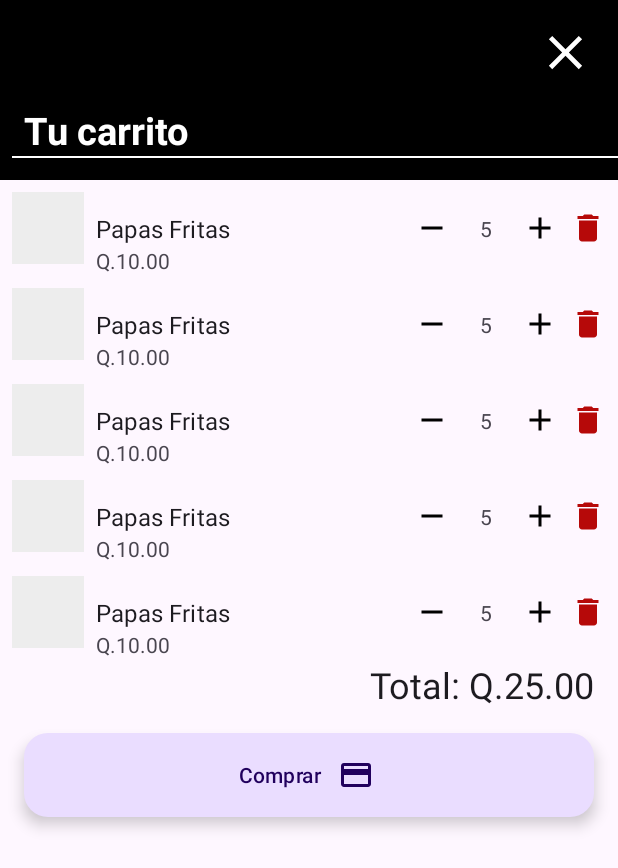
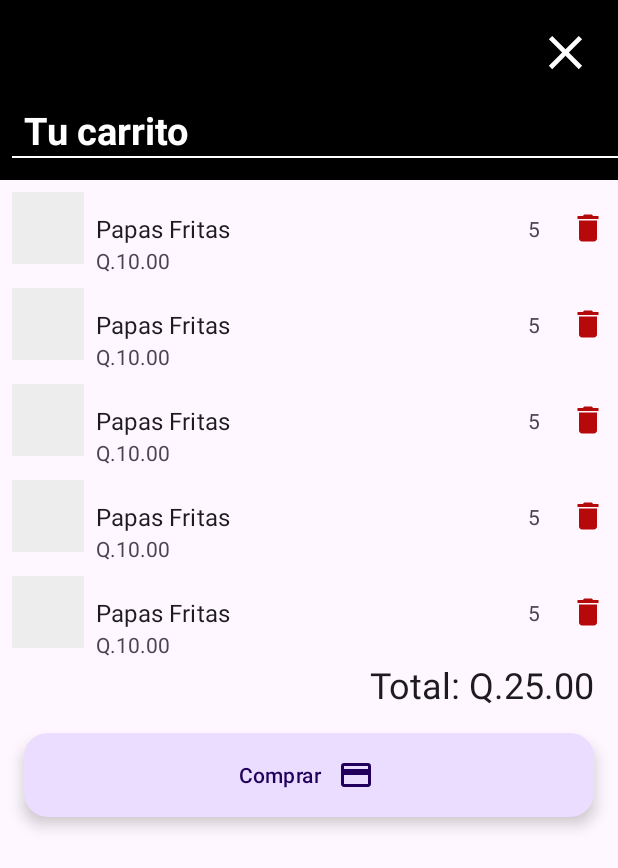
Before and after one commit to Os-devAi/Dining-App-M1, an Android app: the layout activity_cart.xml on its own in the app's theme, with its tools: preview values and no code run, on a phone screen of 412 x 824 dp. Shown: the top 868 px of the screen. Run offline under Robolectric (Android 15) with nearby library versions, the phone set to English and light mode, and no system bars.

Commit message:
To Fix Cart

```diff
--- a/app/src/main/res/layout/item_product_cart.xml
+++ b/app/src/main/res/layout/item_product_cart.xml
@@ -4,17 +4,6 @@
     xmlns:tools="http://schemas.android.com/tools"
     android:layout_width="match_parent"
     android:layout_height="?attr/listPreferredItemHeight">
-
-    <ImageButton
-        android:id="@+id/ibSum"
-        android:layout_width="wrap_content"
-        android:layout_height="wrap_content"
-        android:layout_marginEnd="8dp"
-        android:background="?attr/selectableItemBackground"
-        android:src="@drawable/bc_add"
-        app:layout_constraintBottom_toBottomOf="parent"
-        app:layout_constraintEnd_toStartOf="@id/ibDelete"
-        app:layout_constraintTop_toTopOf="parent" />
 
     <com.google.android.material.textview.MaterialTextView
         android:id="@+id/tvQuantity"
@@ -23,19 +12,9 @@
         android:ems="3"
         android:textAlignment="center"
         app:layout_constraintBottom_toBottomOf="parent"
-        app:layout_constraintEnd_toStartOf="@id/ibSum"
+        app:layout_constraintEnd_toStartOf="@id/ibDelete"
         app:layout_constraintTop_toTopOf="parent"
         tools:text="5" />
-
-    <ImageButton
-        android:id="@+id/ibSub"
-        android:layout_width="wrap_content"
-        android:layout_height="wrap_content"
-        android:background="?attr/selectableItemBackground"
-        android:src="@drawable/bc_remove"
-        app:layout_constraintBottom_toBottomOf="parent"
-        app:layout_constraintEnd_toStartOf="@+id/tvQuantity"
-        app:layout_constraintTop_toTopOf="parent" />
 
     <ImageButton
         android:id="@+id/ibDelete"
@@ -66,7 +45,7 @@
         android:maxLines="2"
         android:textAppearance="?attr/textAppearanceSubtitle1"
         app:layout_constraintBottom_toBottomOf="parent"
-        app:layout_constraintEnd_toStartOf="@id/ibSub"
+        app:layout_constraintEnd_toStartOf="@id/tvQuantity"
         app:layout_constraintStart_toEndOf="@+id/imgProduct"
         app:layout_constraintTop_toTopOf="parent"
         tools:text="Papas Fritas" />
@@ -78,7 +57,6 @@
         android:layout_marginHorizontal="8dp"
         android:maxLines="2"
         app:layout_constraintBottom_toBottomOf="parent"
-        app:layout_constraintEnd_toStartOf="@id/ibSub"
         app:layout_constraintStart_toEndOf="@+id/imgProduct"
         app:layout_constraintTop_toBottomOf="@+id/tvName"
         tools:text="Q.10.00" />
```
Also changed, not shown: app/src/main/java/com/nexusdev/dining/adapter/ProductCartAdapter.kt (+2 -13 lines), app/src/main/java/com/nexusdev/dining/views/CartActivity.kt (+16 -31 lines), app/src/main/java/com/nexusdev/dining/views/DetailsActivity.kt (+18 -4 lines).
